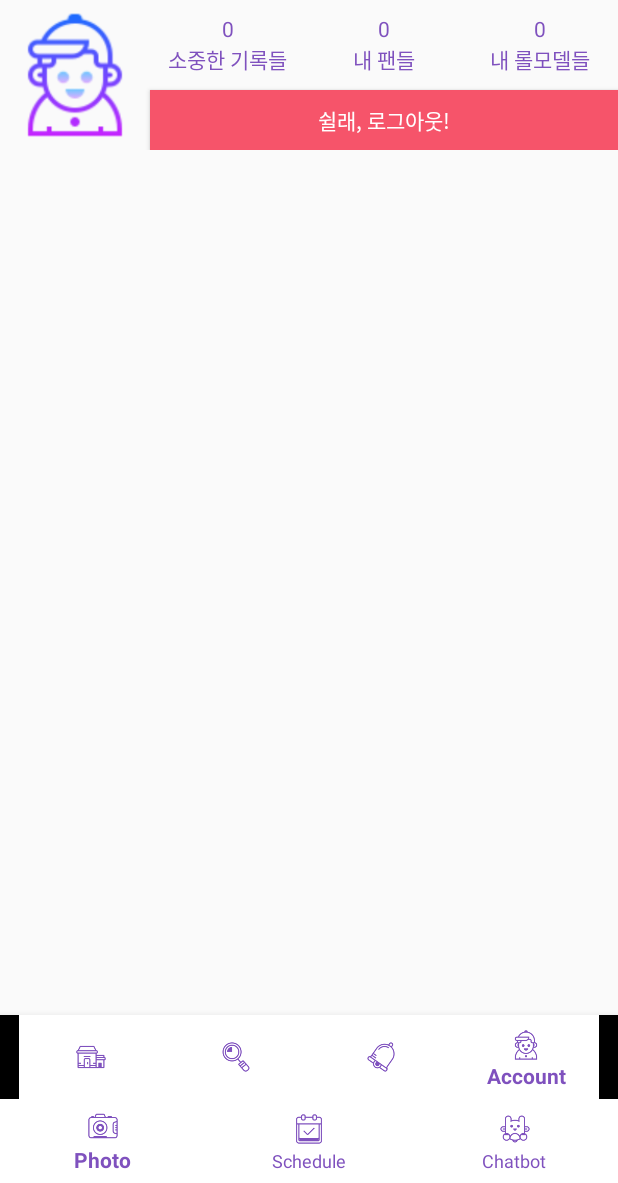
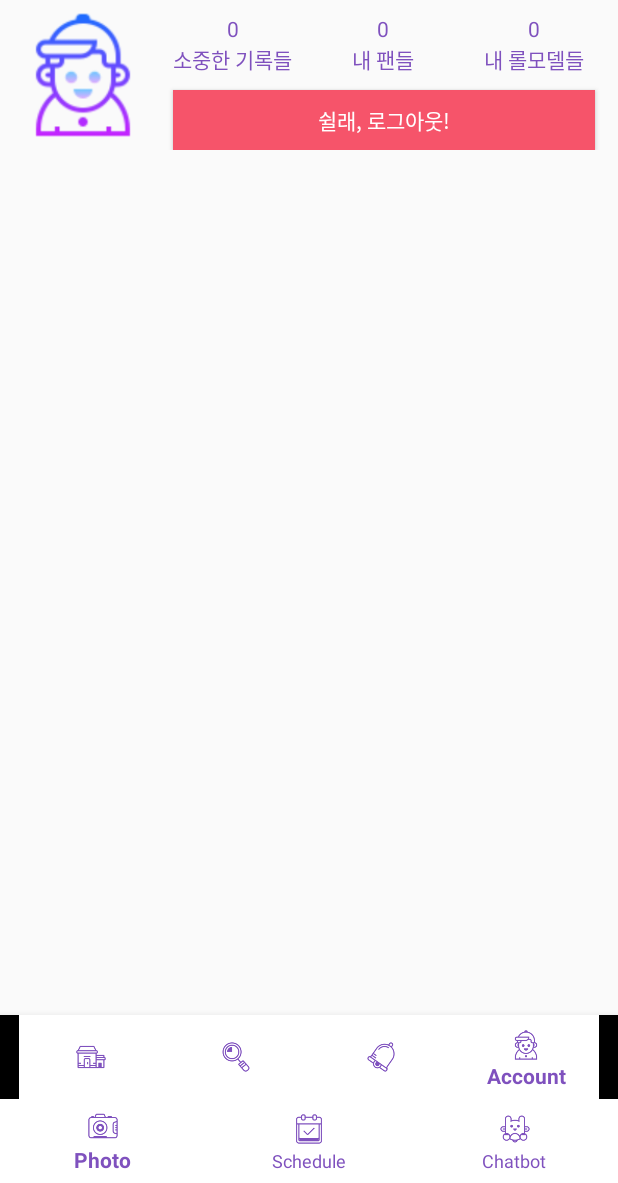
Before and after one commit to parkshinwoo/FitTalk, an Android app: the screen it shows after launch once a user with an empty profile is signed in (MainActivity), item 4 of the bottom bar chosen, on a phone screen of 412 x 824 dp, the part 53-1236 px from its top. Run offline under Robolectric (Android 15) with nearby library versions, the phone set to English and light mode, and no system bars; our stand-ins replace Firebase (no records; nobody signed in at launch, a user with empty details on screens opened directly); pictures from the network do not load.

Commit message:
2018년 10월 1일 8차 커밋입니다. //로그인창 비어있을 시 앱 강제종료 되는 오류 수정 및 FitTalk 로고 배경 제거, 프로필 디자인 약간 수정

```diff
--- a/app/src/main/java/fourpeopleforcolor/fittalk/LoginActivity.kt
+++ b/app/src/main/java/fourpeopleforcolor/fittalk/LoginActivity.kt
@@ -66,6 +66,9 @@ class LoginActivity : AppCompatActivity() {
 
     // 이메일 계정 생성
     fun createAndLoginEmail(){
+        if(email_edittext.text.isNullOrBlank()||password_edittext.text.isNullOrBlank()){
+            Toast.makeText(applicationContext,"이메일과 비밀번호를 입력 해 주세요.", Toast.LENGTH_LONG).show()
+        }else{
             auth?.createUserWithEmailAndPassword(email_edittext.text.toString(), password_edittext.text.toString())?.addOnCompleteListener {
                 task ->
                 if(task.isSuccessful){
@@ -80,6 +83,8 @@ class LoginActivity : AppCompatActivity() {
                     signinEmail()
                 }
             }
+        }
+
     }
 
     // 이메일 계정으로 로그인
--- a/app/src/main/java/fourpeopleforcolor/fittalk/navigation_activity/ChatbotActivity.kt
+++ b/app/src/main/java/fourpeopleforcolor/fittalk/navigation_activity/ChatbotActivity.kt
@@ -144,6 +144,10 @@ class ChatbotActivity : AppCompatActivity() {
 
                     scheduleMessage(dayOfWeek)
                 }
+            }
+
+            "Nutrition" -> {
+
             }
 
             else -> {
--- a/app/src/main/res/layout/fragment_user_profile.xml
+++ b/app/src/main/res/layout/fragment_user_profile.xml
@@ -11,6 +11,7 @@
 
     <RelativeLayout
         android:layout_width="match_parent"
+        android:layout_marginHorizontal="5dp"
         android:layout_height="100dp">
 
         <ImageView
@@ -27,8 +28,10 @@
             android:background="@color/coral"
             android:textColor="@color/colorWhite"
             android:layout_alignParentBottom="true"
+
             android:layout_width="match_parent"
             android:layout_height="40dp"
+            android:layout_marginHorizontal="10dp"
             />
         <LinearLayout
             android:gravity="center"
```
Also changed, not shown: app/src/main/res/drawable/logo_title.PNG. Lines whose indentation alone changed are shown as unchanged.
